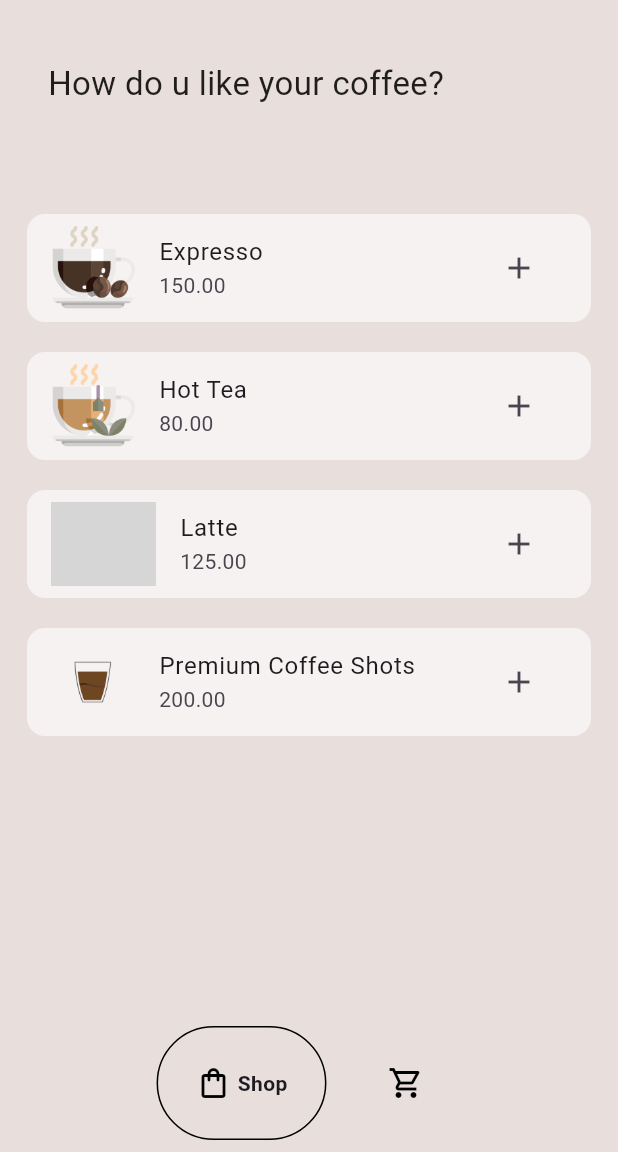
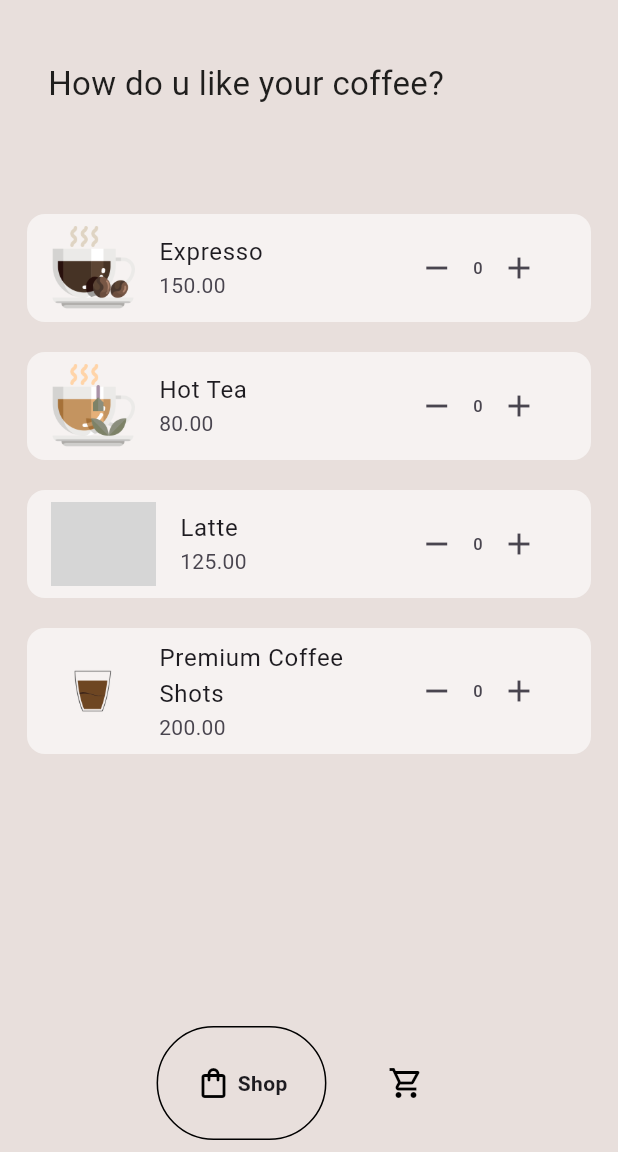
Before and after one commit to ekansh0unofficial/FlutterProjects, a Flutter app: the screen it shows after launch, after a tap on "Enter Shop", on a phone screen of 412 x 824 dp, the part 84-1236 px from its top. Run offline on Flutter 3.47's test engine with Material 3 defaults, Android fonts, the phone set to English and light mode, and no system bars; drawn by our look-alikes of google_nav_bar; our stand-ins replace lottie; network calls fail; grey boxes are pictures that could not be loaded.

Commit message:
Coffee App - Commit2

```diff
--- a/coffeeshop/lib/pages/introduction.dart
+++ b/coffeeshop/lib/pages/introduction.dart
@@ -3,6 +3,7 @@
 import 'package:coffeeshop/const.dart';
 import 'package:coffeeshop/pages/homeslide.dart';
 import 'package:flutter/material.dart';
+import 'package:lottie/lottie.dart';
 
 
 class Introduction extends StatelessWidget {
@@ -13,9 +14,17 @@ class Introduction extends StatelessWidget {
   Widget build(BuildContext context) {
     return  Scaffold(
         appBar: AppBar(
-          title: Text('Coffee Shop'),
+          title: Row(
+            mainAxisSize: MainAxisSize.min,
+            children: [
+                Expanded(flex : 10,child: Text("Coffee Shop")),
+                Expanded(flex : 2 ,child: LottieBuilder.network("https://lottie.host/ba19ea50-4b9a-4a53-8a94-c5576c39af6b/F6MA5GKIoK.json", height: 50,), )
+            ],
+          ),
           backgroundColor: headingBackgroundColor,
           foregroundColor: headingColor,
+
+
         ),
         body:  Center(
           child: Padding(
@@ -27,7 +36,7 @@ class Introduction extends StatelessWidget {
                     flex : 5 ,
                     child: Column(
                       children : [
-                        Image.asset("lib/images/coffee-shop_2391803.png",height: 150, ),
+                        Image.asset("lib/images/coffee-shop_2391803.png" , height: 150,),
                         SizedBox(height: 12,),
                         Text("Brew Day", style: TextStyle(fontSize: 16 , color: headingColor),),
                         Text("Explore our premium coffee collection", style: TextStyle(color: Colors.black87 , fontSize: 12))
--- a/coffeeshop/lib/pages/models/coffee_model.dart
+++ b/coffeeshop/lib/pages/models/coffee_model.dart
@@ -1,9 +1,21 @@
 
-class Coffee{
+// ignore_for_file: non_constant_identifier_names
+
+import 'package:flutter/material.dart';
+
+class Coffee {
 
   String name;
   String price;
   String image_string;
+  int quantity ;
 
-  Coffee(this.name,this.price,this.image_string);
+
+  set setQuantity(int q){
+      quantity =q;
+  }
+
+  Coffee({this.quantity = 0,required this.name,required this.price,required this.image_string});
+
+
 }
--- a/coffeeshop/lib/pages/models/coffee_shop.dart
+++ b/coffeeshop/lib/pages/models/coffee_shop.dart
@@ -7,10 +7,10 @@ import 'package:flutter/material.dart';
  class CoffeeModel extends ChangeNotifier{
 
    List<Coffee> _shop = [
-      Coffee("Expresso " , "150.00" , "lib/images/expresso.png"),
-      Coffee("Hot Tea" , "80.00" , "lib/images/hot-tea_2391726.png"),
-      Coffee("Latte" , "125.00" , "lib/images/coffee-latte_2391710.png"),
-      Coffee("Premium Coffee Shots" , "200.00" , "lib/images/cup_15614759.png")
+      Coffee(name : "Expresso " , price : "150.00" ,image_string:  "lib/images/expresso.png"),
+      Coffee(name: "Hot Tea" , price: "80.00" , image_string: "lib/images/hot-tea_2391726.png"),
+      Coffee(name: "Latte" , price: "125.00" , image_string: "lib/images/coffee-latte_2391710.png"),
+      Coffee(name: "Premium Coffee Shots" ,price: "200.00" , image_string: "lib/images/cup_15614759.png")
 ];
 
   List<Coffee> _cart = [];
@@ -18,13 +18,31 @@ import 'package:flutter/material.dart';
   List<Coffee> get coffeeshop => _shop;
   List<Coffee> get coffeecart => _cart;
 
+
   void addToCart(Coffee coffee){
-    _cart.add(coffee);
+    if(!_cart.contains(coffee)){
+      _cart.add(coffee);
+      notifyListeners();
+    }
+
+  }
+
+  void removeFromCart(Coffee coffee){
+    if(_cart.contains(coffee) || coffee.quantity == 0){
+    _cart.remove(coffee);
+    coffee.setQuantity = 0 ;
+    notifyListeners();}
+  }
+
+  void incrementquantity(Coffee coffee){
+    coffee.setQuantity = coffee.quantity +1  ;
     notifyListeners();
   }
 
-  void removeFromCart(Coffee coffee){
-    _cart.remove(coffee);
+  void decreamentquantity(Coffee coffee){
+    if(coffee.quantity>0){coffee.setQuantity = coffee.quantity -1;}
+    if(coffee.quantity == 0){_cart.remove(coffee);}
+
     notifyListeners();
   }
 }
--- a/coffeeshop/lib/pages/shopslide.dart
+++ b/coffeeshop/lib/pages/shopslide.dart
@@ -17,6 +17,14 @@ class _ShopState extends State<Shop> {
 
   void addToCart(Coffee coffee){
     Provider.of<CoffeeModel>(context , listen:false).addToCart(coffee);
+  }
+
+  void addQuantity(Coffee coffee){
+    Provider.of<CoffeeModel>(context , listen: false).incrementquantity(coffee);
+  }
+
+  void removeQuantity(Coffee coffee){
+    Provider.of<CoffeeModel>(context , listen: false).decreamentquantity(coffee);
   }
 
   @override
@@ -42,7 +50,14 @@ class _ShopState extends State<Shop> {
                   itemCount: value.coffeeshop.length,
                   itemBuilder: (context , index){
                         var coffee = value.coffeeshop[index];
-                        return ShopItem(item: coffee , onPressed: () => addToCart(coffee),);
+                        return ShopItem(
+                          item: coffee ,
+                          onAdd: () {
+                            addToCart(coffee);
+                            addQuantity(coffee);},
+                          onRemove: (){
+                            removeQuantity(coffee);},
+                        );
                   }
                 )
               )
--- a/coffeeshop/lib/widgets/cart_item_widget.dart
+++ b/coffeeshop/lib/widgets/cart_item_widget.dart
@@ -19,7 +19,8 @@ class CartItem extends StatelessWidget {
         child: ListTile(
           leading: Image.asset(item.image_string, height: 70 ,),
           title: Text(item.name),
-          subtitle: Text(item.price),
+          subtitle: Text(item.price + " - ${item.quantity}"),
+
           trailing: IconButton(icon: Icon(Icons.delete), onPressed: onPressed,),
         ),
       ),
--- a/coffeeshop/lib/widgets/shop_item_widget.dart
+++ b/coffeeshop/lib/widgets/shop_item_widget.dart
@@ -1,5 +1,5 @@
 //import 'package:coffeeshop/const.dart';
-// ignore_for_file: must_be_immutable
+// ignore_for_file: must_be_immutable, prefer_const_constructors, prefer_const_literals_to_create_immutables
 
 import 'package:coffeeshop/pages/models/coffee_model.dart';
 import 'package:flutter/material.dart';
@@ -8,8 +8,10 @@ import 'package:flutter/cupertino.dart';
 class ShopItem extends StatelessWidget {
 
   Coffee item ;
-  void Function()? onPressed;
-  ShopItem({super.key , required this.item , required this.onPressed});
+  void Function()? onAdd;
+  void Function()? onRemove;
+
+  ShopItem({super.key , required this.item , required this.onAdd , required this.onRemove});
 
   @override
   Widget build(BuildContext context) {
@@ -23,9 +25,13 @@ class ShopItem extends StatelessWidget {
           leading: Image.asset(item.image_string, height: 70 ,),
           title: Text(item.name),
           subtitle: Text(item.price),
-          trailing: IconButton(
-             icon : Icon(Icons.add) ,
-            onPressed: onPressed,
+          trailing: Row(
+            mainAxisSize: MainAxisSize.min,
+            children: [
+                IconButton(onPressed: onRemove, icon: Icon(Icons.remove)),
+                Text("${item.quantity}"),
+                IconButton(onPressed: onAdd, icon: Icon(Icons.add))
+            ],
           ),
         ),
       ),
--- a/coffeeshop/pubspec.yaml
+++ b/coffeeshop/pubspec.yaml
@@ -11,6 +11,7 @@ dependencies:
     sdk: flutter
   google_nav_bar: ^5.0.6
   provider: ^6.1.2
+  lottie: ^3.1.2
 
 dev_dependencies:
   flutter_lints: ^3.0.0
```
Also changed, not shown: coffeeshop/pubspec.lock.
